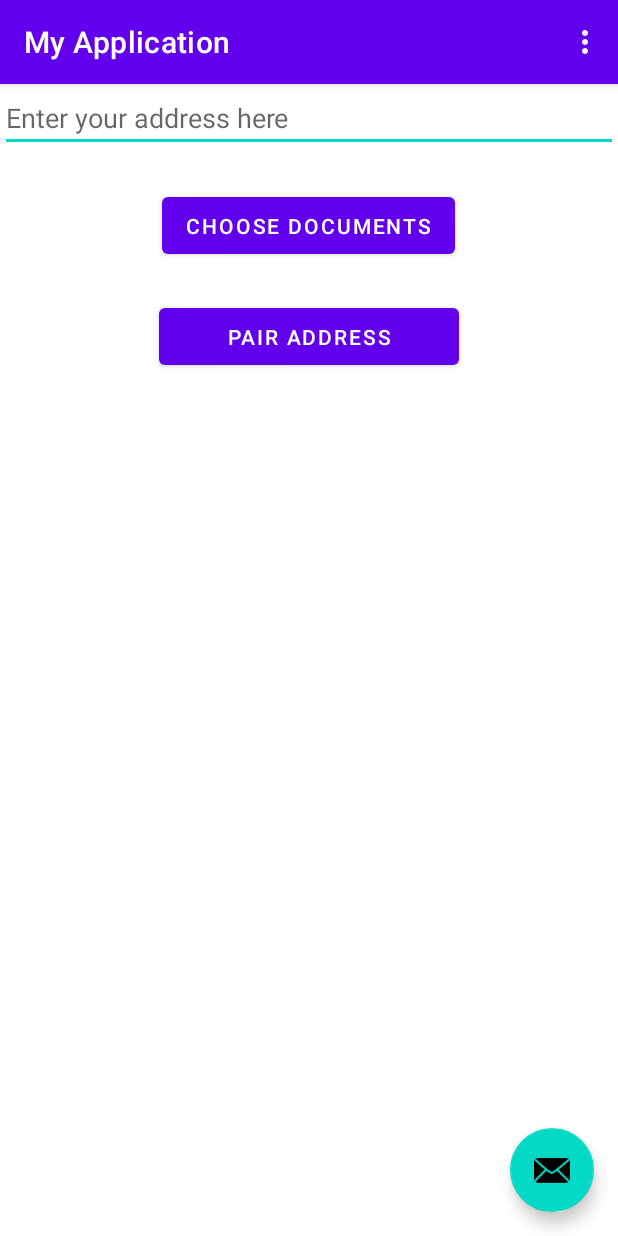
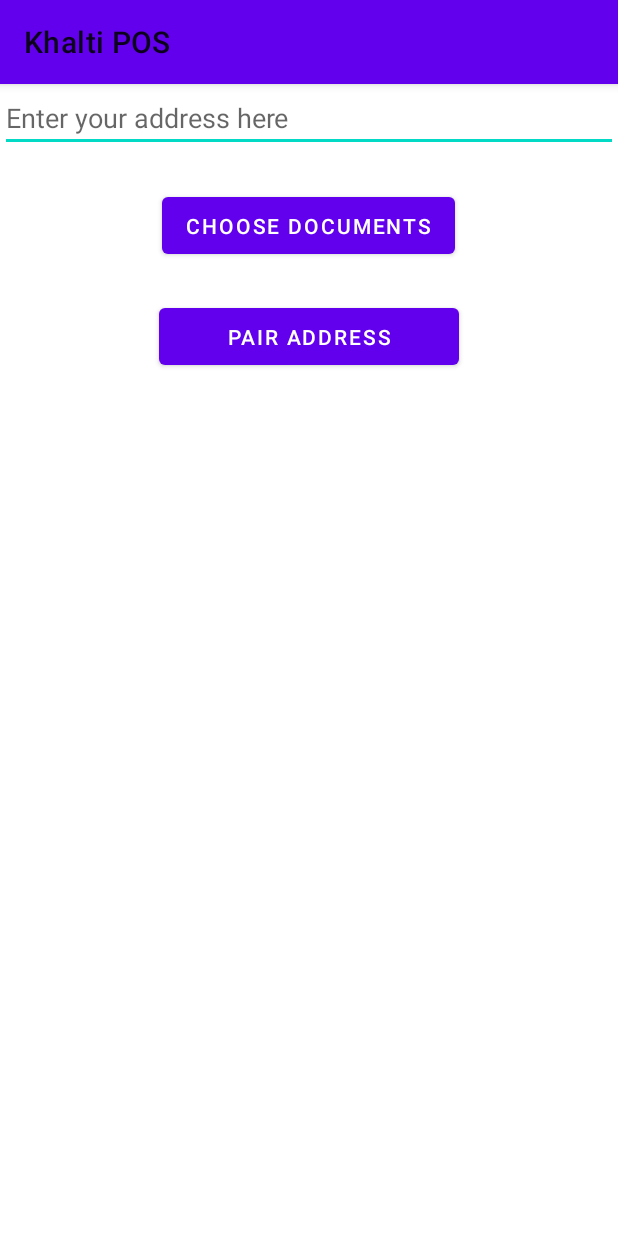
Before and after one commit to Bikash-Giri/zebra-print-test, an Android app: the screen it shows after launch (MainActivity), on a phone screen of 412 x 824 dp. Run offline under Robolectric (Android 15) with nearby library versions, the phone set to English and light mode, and no system bars.

Commit message:
Change package name to com.khalti.pos and refactor code

```diff
--- a/app/build.gradle
+++ b/app/build.gradle
@@ -4,11 +4,11 @@ plugins {
 }
 
 android {
-    namespace 'com.example.myapplication'
+    namespace 'com.khalti.pos'
     compileSdk 34
 
     defaultConfig {
-        applicationId "com.example.myapplication"
+        applicationId "com.khalti.pos"
         minSdk 24
         targetSdk 34
         versionCode 1
--- a/app/src/main/java/com/example/myapplication/MainActivity.kt
+++ b/app/src/main/java/com/example/myapplication/MainActivity.kt
@@ -19,7 +19,8 @@ import androidx.annotation.RequiresApi
 import androidx.appcompat.app.AppCompatActivity
 import androidx.core.app.ActivityCompat
 import androidx.core.content.ContextCompat
-import com.example.myapplication.databinding.ActivityMainBinding
+import com.khalti.pos.R
+import com.khalti.pos.databinding.ActivityMainBinding
 
 import java.io.BufferedReader
 import java.io.IOException
@@ -49,22 +50,15 @@ class MainActivity : AppCompatActivity() {
 
         // Access the text entered by the user
         address = editText.text.toString()
-        retrieveValue(null)
+        retrieveValue()
         ActivityCompat.requestPermissions(
             this,
             permissions(),
             1,
-        );
+        )
 
         setSupportActionBar(binding.toolbar)
 
-        // Example JSON data
-        binding.fab.setOnClickListener { view ->
-            // Print QR code with JSON data
-            // Print QR code with JSON data
-//            printQRCode()
-
-        }
     }
 
     var storage_permissions = arrayOf(
@@ -97,14 +91,14 @@ class MainActivity : AppCompatActivity() {
 
     fun saveAddress(view: View?) {
         preferences.saveData("address",editText.text.toString())
-        retrieveValue(null,true)
+        retrieveValue(true)
 
     }
-    fun retrieveValue(view: View?,connectBluetooth:Boolean? = false) {
+    fun retrieveValue(connectBluetooth: Boolean? = false) {
         val retrievedValue = preferences.getData("address")
         if (retrievedValue !=null && retrievedValue != ""){
             address = retrievedValue
-        addressView.text =  "Saved Address :" + retrievedValue
+            addressView.text =  "Saved Address :" + retrievedValue
             editText.setText(address)
         }
         if (connectBluetooth!!){
@@ -219,11 +213,11 @@ class MainActivity : AppCompatActivity() {
     }
 
 
-    override fun onCreateOptionsMenu(menu: Menu): Boolean {
-        // Inflate the menu; this adds items to the action bar if it is present.
-        menuInflater.inflate(R.menu.menu_main, menu)
-        return true
-    }
+//    override fun onCreateOptionsMenu(menu: Menu): Boolean {
+//        // Inflate the menu; this adds items to the action bar if it is present.
+//        menuInflater.inflate(R.menu.menu_main, menu)
+//        return true
+//    }
 
     override fun onOptionsItemSelected(item: MenuItem): Boolean {
         // Handle action bar item clicks here. The action bar will
--- a/app/src/main/res/layout/activity_main.xml
+++ b/app/src/main/res/layout/activity_main.xml
@@ -9,7 +9,7 @@
     <com.google.android.material.appbar.AppBarLayout
         android:layout_width="match_parent"
         android:layout_height="wrap_content"
-        android:theme="@style/Theme.MyApplication.AppBarOverlay">
+        android:theme="@style/Theme.MyApplication.PopupOverlay">
 
         <androidx.appcompat.widget.Toolbar
             android:id="@+id/toolbar"
@@ -26,6 +26,7 @@
         android:layout_width="match_parent"
         android:layout_height="match_parent"
         android:orientation="vertical"
+
         app:layout_behavior="@string/appbar_scrolling_view_behavior">
 
         <EditText
@@ -42,6 +43,8 @@
             android:layout_width="wrap_content"
             android:layout_height="50dp"
             android:text="Choose Documents"
+            android:textColor="@color/white"
+
             android:onClick="selectFile"
             />
 
@@ -52,6 +55,8 @@
             android:layout_width="200dp"
             android:layout_height="50dp"
             android:text="Pair Address"
+            android:textColor="@color/white"
+
             android:onClick="saveAddress"
             />
 
@@ -65,13 +70,4 @@
 
     </LinearLayout>
 
-    <com.google.android.material.floatingactionbutton.FloatingActionButton
-        android:id="@+id/fab"
-        android:layout_width="wrap_content"
-        android:layout_height="wrap_content"
-        android:layout_gravity="bottom|end"
-        android:layout_marginEnd="@dimen/fab_margin"
-        android:layout_marginBottom="16dp"
-        app:srcCompat="@android:drawable/ic_dialog_email" />
-
 </androidx.coordinatorlayout.widget.CoordinatorLayout>
--- a/app/src/main/res/values/colors.xml
+++ b/app/src/main/res/values/colors.xml
@@ -1,8 +1,8 @@
 <?xml version="1.0" encoding="utf-8"?>
 <resources>
-    <color name="purple_200">#FFBB86FC</color>
+    <color name="purple_200">#FF5C2D91</color>
     <color name="purple_500">#FF6200EE</color>
-    <color name="purple_700">#FF3700B3</color>
+    <color name="purple_700">#FF5C2D91</color>
     <color name="teal_200">#FF03DAC5</color>
     <color name="teal_700">#FF018786</color>
     <color name="black">#FF000000</color>
--- a/app/src/main/res/values/strings.xml
+++ b/app/src/main/res/values/strings.xml
@@ -1,5 +1,5 @@
 <resources>
-    <string name="app_name">My Application</string>
+    <string name="app_name">Khalti POS</string>
     <string name="action_settings">Settings</string>
     <!-- Strings used for fragments for navigation -->
     <string name="first_fragment_label">First Fragment</string>
--- a/app/src/main/res/values/themes.xml
+++ b/app/src/main/res/values/themes.xml
@@ -19,7 +19,6 @@
         <item name="windowNoTitle">true</item>
     </style>
 
-    <style name="Theme.MyApplication.AppBarOverlay" parent="ThemeOverlay.AppCompat.Dark.ActionBar" />
 
     <style name="Theme.MyApplication.PopupOverlay" parent="ThemeOverlay.AppCompat.Light" />
 </resources>
--- a/settings.gradle
+++ b/settings.gradle
@@ -12,5 +12,5 @@ dependencyResolutionManagement {
         mavenCentral()
     }
 }
-rootProject.name = "My Application"
+rootProject.name = "Khalti POS"
 include ':app'
```
Also changed, not shown: app/src/main/AndroidManifest.xml (+6 -2 lines), app/src/main/java/com/example/myapplication/FirstFragment.kt (deleted, +0 -44 lines), app/src/main/java/com/example/myapplication/SecondFragment.kt (deleted, +0 -44 lines).
